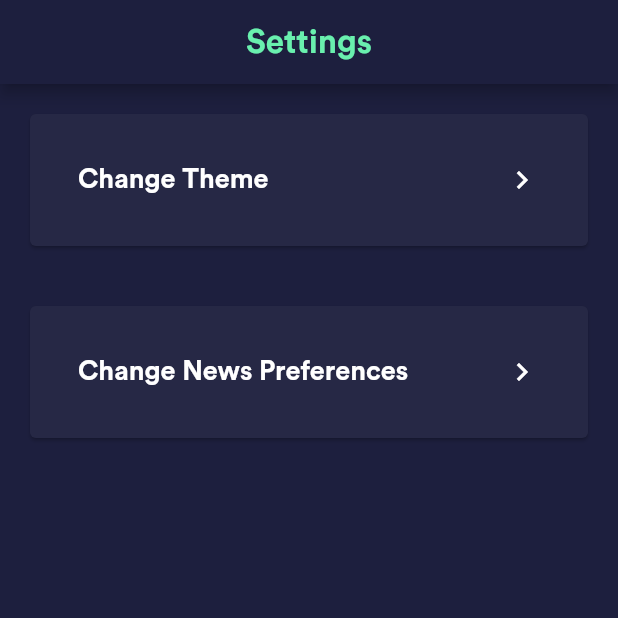
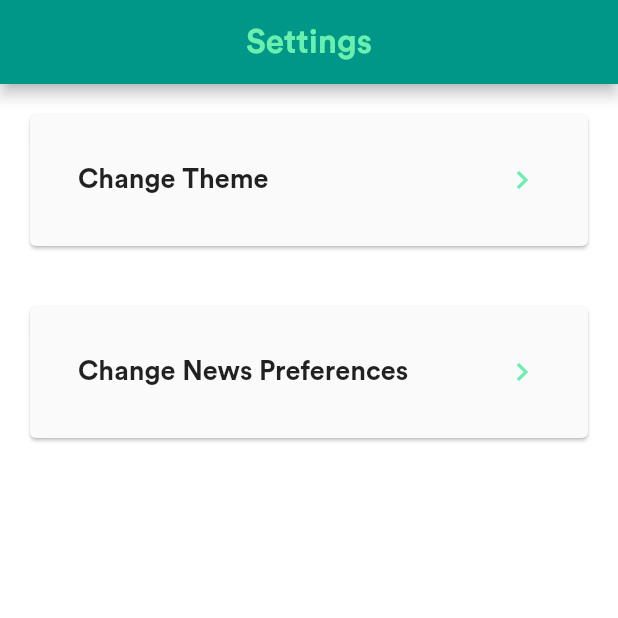
Before and after one commit to smoke-trees/news-summarizer-app, a Flutter app: the SettingPage screen opened directly, on a phone screen of 412 x 824 dp, the top half of it. Run offline on Flutter 3.47's test engine with Material 2 defaults, Android fonts, the phone set to English and light mode, and no system bars; our stand-ins replace cached_network_image, chips_choice, dio, firebase_auth, firebase_core, get and 4 more; missing offline and left inert: webfeed; accounts and stored records are empty; generated files the repository leaves out were written again; network calls fail.

Commit message:
theme: Made changes to light theme

```diff
--- a/lib/src/providers/theme_provider.dart
+++ b/lib/src/providers/theme_provider.dart
@@ -5,7 +5,7 @@ class ThemeProvider with ChangeNotifier {
   ThemeData theme;
 
   ThemeProvider() {
-    this.theme = darkTheme;
+    this.theme = lightTheme;
   }
 
   final darkTheme = ThemeData(
@@ -30,23 +30,12 @@ class ThemeProvider with ChangeNotifier {
 
   final lightTheme = ThemeData(
     brightness: Brightness.light,
-    accentColor: Color(0xff3B916E),
-    primaryColor: Colors.white,
-    primaryColorDark: Colors.white,
+    accentColor: Color(0xff69F0AE),
+    primaryColor: Color(0xff009688),
+    primaryColorDark: Color(0xff009688),
     backgroundColor: Colors.white,
     inputDecorationTheme: InputDecorationTheme(
       border: OutlineInputBorder(),
-      disabledBorder: OutlineInputBorder(
-        borderSide: BorderSide(color: Color(0xff3B916E)),
-      ),
-      enabledBorder: OutlineInputBorder(
-        borderSide: BorderSide(color: Color(0xff3B916E)),
-      ),
-      labelStyle: TextStyle(color: Colors.grey),
-      hintStyle: TextStyle(color: Colors.grey),
-      focusColor: Color(0xff3B916E),
-      helperStyle: TextStyle(color: Colors.grey),
-      fillColor: Color(0xff3B916E),
     ),
     cardColor: Color(0xfffafafa),
     fontFamily: "Circular-Std",
--- a/lib/src/ui/pages/auth_page.dart
+++ b/lib/src/ui/pages/auth_page.dart
@@ -144,7 +144,7 @@ class _AuthPageState extends State<AuthPage> {
     final themeProvider = Provider.of<ThemeProvider>(context, listen: true);
 
     return Scaffold(
-      backgroundColor: Theme.of(context).primaryColor,
+      backgroundColor: Theme.of(context).backgroundColor,
       appBar: AppBar(
         centerTitle: true,
         title: Text(
--- a/lib/src/ui/pages/news_page.dart
+++ b/lib/src/ui/pages/news_page.dart
@@ -69,7 +69,7 @@ class _NewsPageState extends State<NewsPage>
         builder: (context, snapshot) => (snapshot.hasData)
             ? RefreshIndicator(
                 onRefresh: loadFeed,
-                backgroundColor: Theme.of(context).cardColor,
+                backgroundColor: Theme.of(context).primaryColor,
                 child: ListView.builder(
                   itemBuilder: (context, index) => NewsCard(
                     newsItem: _newsItems[index],
@@ -77,7 +77,9 @@ class _NewsPageState extends State<NewsPage>
                   itemCount: _newsItems.length,
                 ),
               )
-            : Center(child: CircularProgressIndicator()),
+            : Center(
+                child: Text("Fetching latest news for you..."),
+              ),
       ),
     );
   }
--- a/lib/src/ui/pages/settings_page.dart
+++ b/lib/src/ui/pages/settings_page.dart
@@ -1,7 +1,40 @@
 import 'package:flutter/material.dart';
+import 'package:news_summarizer/src/providers/theme_provider.dart';
 import 'package:news_summarizer/src/ui/pages/preferences_page.dart';
+import 'package:provider/provider.dart';
 
 class SettingPage extends StatelessWidget {
+  Future<void> _showThemeDialog(BuildContext context) async {
+    final themeProvider = Provider.of<ThemeProvider>(context, listen: false);
+
+    return showDialog<void>(
+      context: context,
+      barrierDismissible: false, // user must tap button!
+      builder: (BuildContext context) {
+        return AlertDialog(
+          title: Text('AlertDialog Title'),
+          content: SingleChildScrollView(
+            child: ListBody(
+              children: <Widget>[
+                Text('This is a demo alert dialog.'),
+                Text('Would you like to approve of this message?'),
+              ],
+            ),
+          ),
+          actions: <Widget>[
+            FlatButton(
+              child: Text('Approve'),
+              onPressed: () {
+                themeProvider.toggleTheme();
+                Navigator.of(context).pop();
+              },
+            ),
+          ],
+        );
+      },
+    );
+  }
+
   @override
   Widget build(BuildContext context) {
     return Scaffold(
@@ -21,6 +54,7 @@ class SettingPage extends StatelessWidget {
         children: [
           Container(
             margin: EdgeInsets.all(16),
+            child: InkWell(
               child: Card(
                 child: Container(
                   margin: EdgeInsets.all(32),
@@ -36,15 +70,22 @@ class SettingPage extends StatelessWidget {
                           ),
                         ),
                       ),
-                    Icon(Icons.navigate_next),
+                      Icon(
+                        Icons.navigate_next,
+                        color: Theme.of(context).accentColor,
+                      ),
                     ],
                   ),
                 ),
               ),
+              onTap: () async {
+                _showThemeDialog(context);
+              },
+            ),
           ),
           Container(
             margin: EdgeInsets.all(16),
-            child: GestureDetector(
+            child: InkWell(
               child: Card(
                 child: Container(
                   margin: EdgeInsets.all(32),
@@ -60,7 +101,10 @@ class SettingPage extends StatelessWidget {
                           ),
                         ),
                       ),
-                      Icon(Icons.navigate_next),
+                      Icon(
+                        Icons.navigate_next,
+                        color: Theme.of(context).accentColor,
+                      ),
                     ],
                   ),
                 ),
```
Lines whose indentation alone changed are shown as unchanged.
